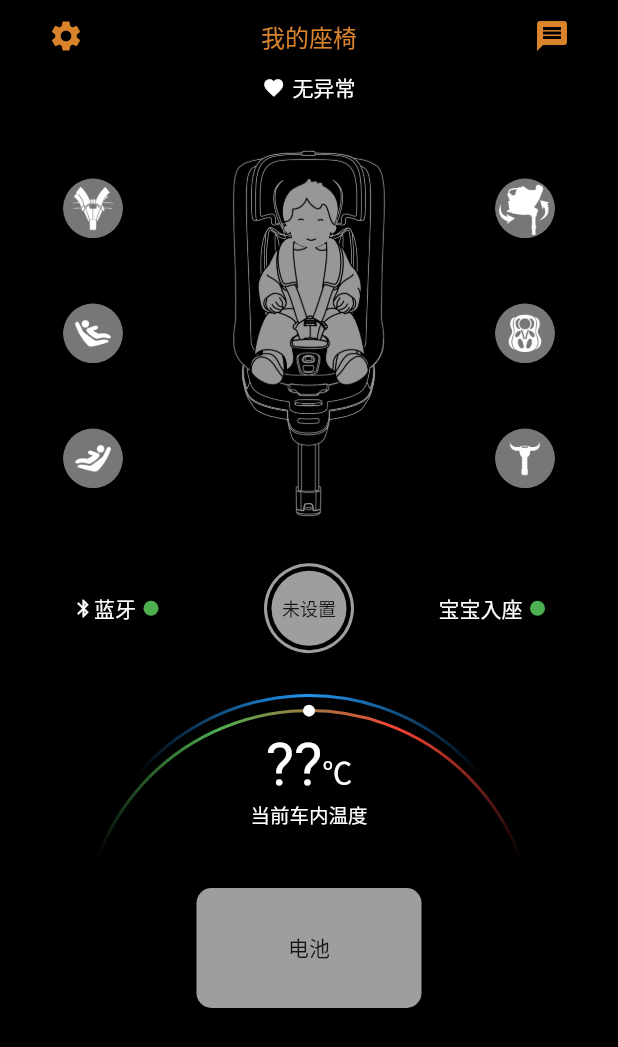
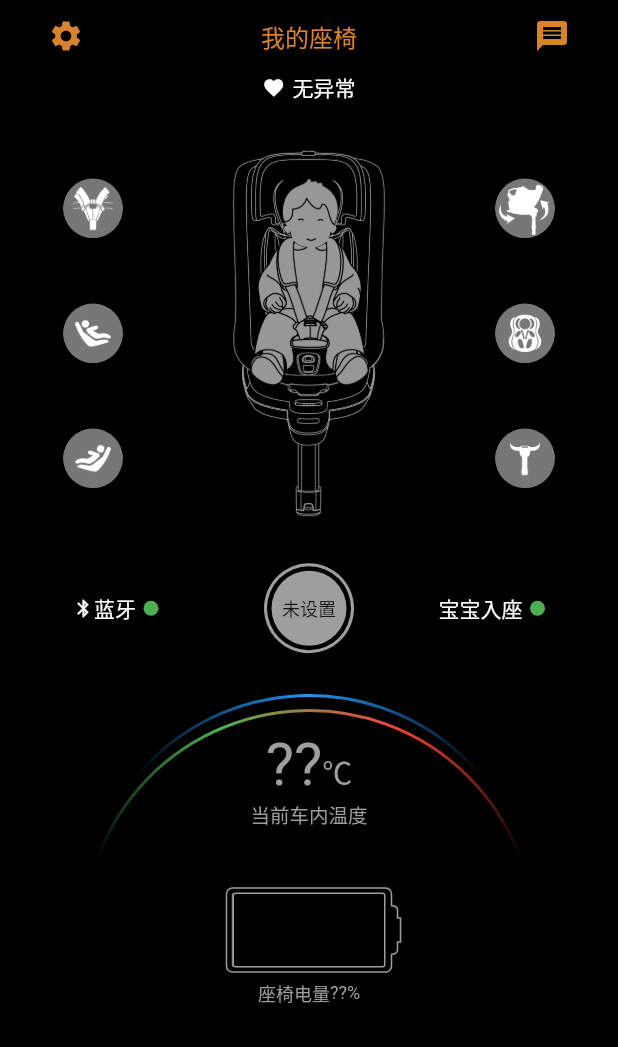
Before and after one commit to btbj/safechair_flutter, a Flutter app: the ChairPage screen opened directly, on a phone screen of 412 x 824 dp. Shown: the top 1047 px of the screen. Run offline on Flutter 3.47's test engine with Material 2 defaults, Android fonts, the phone set to English and light mode, and no system bars; our stand-ins replace flutter_local_notifications, rxdart, shared_preferences; missing offline and left inert: beacons, fast_qr_reader_view; accounts and stored records are empty.

Commit message:
添加座椅电池图标 增加温度和电池模块未连接时灰色状态

```diff
--- a/lib/views/chair_page/components/battery_box/battery_box.dart
+++ b/lib/views/chair_page/components/battery_box/battery_box.dart
@@ -1,17 +1,31 @@
 import 'package:flutter/material.dart';
+import './components/battery_icon.dart';
+import './components/battery_text.dart';
+import 'package:scoped_model/scoped_model.dart';
+import 'package:safe_chair/scoped_model/main.dart';
 
 class BatteryBox extends StatelessWidget {
   @override
   Widget build(BuildContext context) {
+    return ScopedModelDescendant<MainModel>(builder: (context, child, model) {
+      final bool active = model.chairState.active;
+      final int progress = model.chairState.battery;
       return Container(
         alignment: Alignment.center,
         height: 80,
         width: 150,
         decoration: BoxDecoration(
-        color: Colors.grey,
+          // color: Colors.grey,
           borderRadius: BorderRadius.circular(10),
         ),
-      child: Text('电池'),
+        child: Column(
+          children: <Widget>[
+            BatteryIcon(active: active, progress: progress),
+            SizedBox(height: 5),
+            BatteryText(active: active, progress: progress),
+          ],
+        ),
       );
+    });
   }
 }
--- /dev/null
+++ b/lib/views/chair_page/components/battery_box/components/battery_icon.dart
@@ -0,0 +1,143 @@
+import 'package:flutter/material.dart';
+
+class BatteryIcon extends StatelessWidget {
+  final int progress;
+  final bool active;
+  BatteryIcon({this.progress, this.active});
+
+  Color getLineColor() {
+    if (!active) return Colors.grey;
+    if (progress <= 10)
+      return Colors.red;
+    else if (progress <= 20)
+      return Colors.orange;
+    else
+      return Colors.white;
+  }
+  Color getCellColor() {
+    if (!active) return Colors.grey[600];
+    if (progress <= 10)
+      return Colors.red;
+    else if (progress <= 20)
+      return Colors.orange;
+    else
+      return Colors.green;
+  }
+
+  Widget drawCell() {
+    return Stack(
+      children: <Widget>[
+        Container(
+          width: 102 * progress / 100,
+          height: 50,
+          decoration: BoxDecoration(
+            color: getCellColor(),
+            borderRadius: BorderRadius.circular(2),
+            border: Border.all(width: 1, color: getLineColor()),
+          ),
+        ),
+        Container(
+          width: 102,
+          height: 50,
+          decoration: BoxDecoration(
+            borderRadius: BorderRadius.circular(2),
+            border: Border.all(width: 1, color: getLineColor()),
+          ),
+        ),
+      ],
+    );
+  }
+
+  @override
+  Widget build(BuildContext context) {
+    return Stack(
+      alignment: Alignment.center,
+      children: <Widget>[
+        Container(
+          width: 110,
+          height: 56,
+          child: CustomPaint(
+            painter: BatteryPinter(color: getLineColor()),
+          ),
+        ),
+        drawCell(),
+      ],
+    );
+  }
+}
+
+class BatteryPinter extends CustomPainter {
+  final double width = 110;
+  final double height = 56;
+  final double halfCapHeight = 16;
+  final double halfCapSmallHeight = 8;
+  final double r = 4;
+  final Color color;
+  BatteryPinter({this.color});
+  @override
+  void paint(Canvas canvas, Size size) {
+    Path path = new Path();
+    Offset currentPoint = Offset(0, 0);
+    void moveTo(Offset offset) {
+      path.moveTo(offset.dx, offset.dy);
+      currentPoint = offset;
+    }
+
+    void drawLine(Offset direction) {
+      Offset newPoint = currentPoint + direction;
+      path.lineTo(newPoint.dx, newPoint.dy);
+      currentPoint = newPoint;
+    }
+
+    void drawCorner(Offset direction) {
+      Offset newPoint = currentPoint + direction;
+      currentPoint = newPoint;
+      path.arcToPoint(newPoint, radius: Radius.circular(r));
+    }
+
+    void drawBody() {
+      moveTo(Offset(r, 0));
+      drawLine(Offset(width - r - r, 0));
+      drawCorner(Offset(r, r));
+      drawLine(Offset(0, (height / 2) - halfCapHeight - r));
+      moveTo(Offset(width, (height / 2) + halfCapHeight));
+      drawLine(Offset(0, (height / 2) - halfCapHeight - r));
+      drawCorner(Offset(-r, r));
+      drawLine(Offset(-(width - r - r), 0));
+      drawCorner(Offset(-r, -r));
+      drawLine(Offset(0, -(height - r - r)));
+      drawCorner(Offset(r, -r));
+      drawLine(Offset(width - r - r, 0));
+      moveTo(Offset(0, 0));
+    }
+
+    void drawHead() {
+      moveTo(Offset(width, (height / 2) - halfCapHeight));
+      drawLine(Offset(4 - 2.0, 0));
+      drawCorner(Offset(2, 2));
+      drawLine(Offset(0, halfCapHeight - halfCapSmallHeight - 2));
+      drawLine(Offset(2, 0));
+      drawLine(Offset(0, 2 * halfCapSmallHeight));
+      drawLine(Offset(-2, 0));
+      drawLine(Offset(0, halfCapHeight - halfCapSmallHeight - 2));
+      drawCorner(Offset(-2, 2));
+      drawLine(Offset(-(4 - 2.0), 0));
+      moveTo(Offset(0, 0));
+    }
+
+    drawBody();
+    drawHead();
+
+    final pathPaint = Paint()
+      ..style = PaintingStyle.stroke
+      ..strokeWidth = 1
+      ..color = color;
+
+    canvas.drawPath(path, pathPaint);
+  }
+
+  @override
+  bool shouldRepaint(CustomPainter oldDelegate) {
+    return true;
+  }
+}
--- /dev/null
+++ b/lib/views/chair_page/components/battery_box/components/battery_text.dart
@@ -0,0 +1,32 @@
+import 'package:flutter/material.dart';
+
+class BatteryText extends StatelessWidget {
+  final int progress;
+  final bool active;
+  BatteryText({this.active, this.progress});
+
+  @override
+  Widget build(BuildContext context) {
+    Color getTextColor() {
+      if (!active) return Colors.grey;
+      if (progress <= 10)
+        return Colors.red;
+      else if (progress <= 20)
+        return Colors.orange;
+      else
+        return Colors.white;
+    }
+
+    TextStyle textStyle =TextStyle(fontSize: 12, color: getTextColor());
+
+    String progressText = active ? '$progress' : '??';
+
+    return Row(
+      mainAxisAlignment: MainAxisAlignment.center,
+      children: <Widget>[
+        Text('座椅电量', style: textStyle),
+        Text('$progressText' + '%', style: textStyle),
+      ],
+    );
+  }
+}
--- a/lib/views/chair_page/components/temperature_box/components/temperature_text_box.dart
+++ b/lib/views/chair_page/components/temperature_box/components/temperature_text_box.dart
@@ -19,7 +19,7 @@ class TemperatureTextBox extends StatelessWidget {
               child: Text(temperature == null ? '??' : temperature.toString(),
                   style: TextStyle(
                       fontSize: 40,
-                      color: Colors.white,
+                      color: temperature == null ? Colors.grey : Colors.white,
                       textBaseline: TextBaseline.alphabetic)),
             ),
             Baseline(
@@ -28,14 +28,14 @@ class TemperatureTextBox extends StatelessWidget {
               child: Text('℃',
                   style: TextStyle(
                       fontSize: 20,
-                      color: Colors.white,
+                      color: temperature == null ? Colors.grey : Colors.white,
                       textBaseline: TextBaseline.alphabetic)),
             ),
           ],
         ),
         Text(
           '当前车内温度',
-          style: TextStyle(fontSize: 13, color: Colors.white),
+          style: TextStyle(fontSize: 13, color: temperature == null ? Colors.grey : Colors.white),
         ),
       ],
     );
--- a/lib/views/chair_page/components/temperature_box/temperature_box.dart
+++ b/lib/views/chair_page/components/temperature_box/temperature_box.dart
@@ -7,7 +7,7 @@ import 'package:safe_chair/scoped_model/main.dart';
 
 class TemperatureBox extends StatelessWidget {
   int getProgress(int temperature) {
-    if (temperature == null) return 50;
+    if (temperature == null) return null;
     final int low = 10;
     final int high = 40;
     int progress;
```
Also changed, not shown: lib/views/chair_page/components/temperature_box/components/progress_arc.dart (+7 -1 lines). Lines whose indentation alone changed are shown as unchanged.
